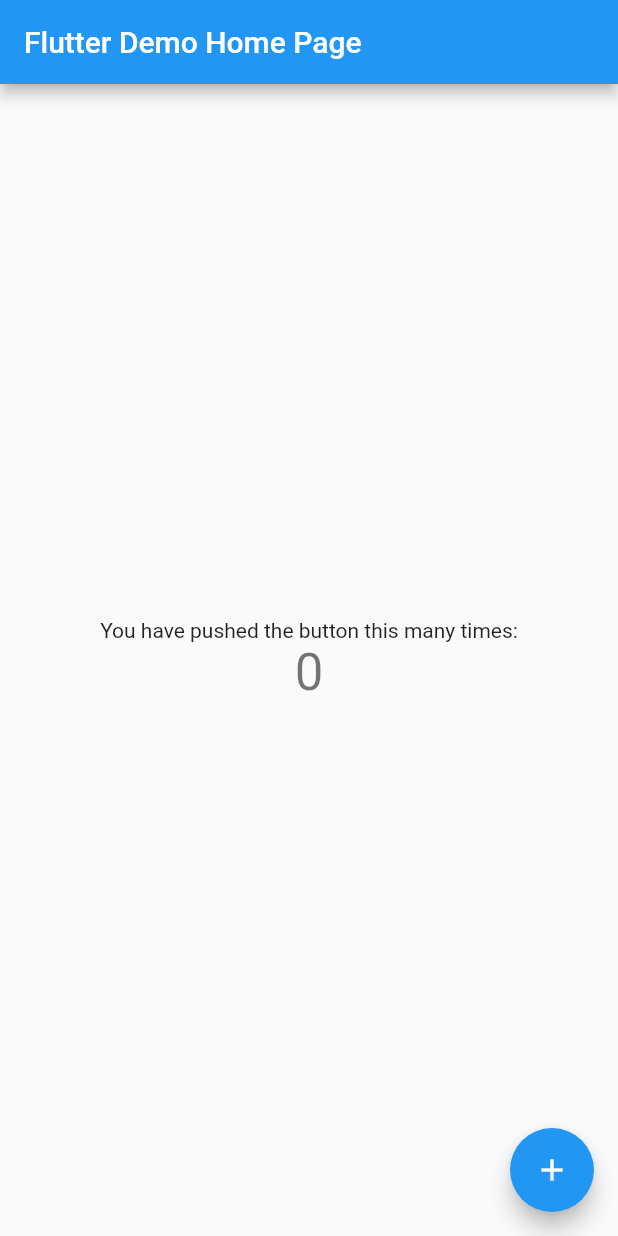
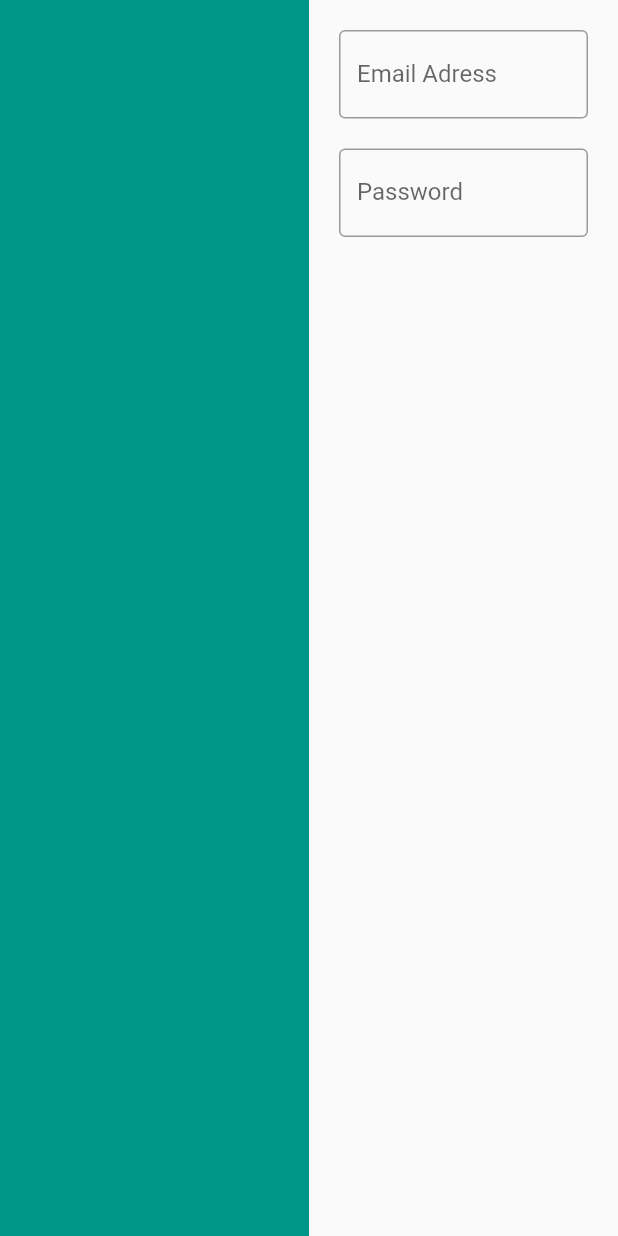
Before and after one commit to ashrafffathalla/Responsive, a Flutter app: the screen it shows after launch, on a phone screen of 412 x 824 dp. Run offline on Flutter 3.47's test engine with Material 2 defaults, Android fonts, the phone set to English and light mode, and no system bars.

Commit message:
commit and push

```diff
--- a/lib/main.dart
+++ b/lib/main.dart
@@ -1,4 +1,5 @@
 import 'package:flutter/material.dart';
+import 'package:responsive/screens/desktop.dart';
 
 void main() {
   runApp(const MyApp());
@@ -11,105 +12,12 @@ class MyApp extends StatelessWidget {
   @override
   Widget build(BuildContext context) {
     return MaterialApp(
+      debugShowCheckedModeBanner: false,
       title: 'Flutter Demo',
       theme: ThemeData(
-        // This is the theme of your application.
-        //
-        // Try running your application with "flutter run". You'll see the
-        // application has a blue toolbar. Then, without quitting the app, try
-        // changing the primarySwatch below to Colors.green and then invoke
-        // "hot reload" (press "r" in the console where you ran "flutter run",
-        // or simply save your changes to "hot reload" in a Flutter IDE).
-        // Notice that the counter didn't reset back to zero; the application
-        // is not restarted.
-        primarySwatch: Colors.blue,
+        primarySwatch: Colors.teal,
       ),
-      home: const MyHomePage(title: 'Flutter Demo Home Page'),
+      home: const DesktopScreen(),
     );
   }
 }
-
-class MyHomePage extends StatefulWidget {
-  const MyHomePage({Key? key, required this.title}) : super(key: key);
-
-  // This widget is the home page of your application. It is stateful, meaning
-  // that it has a State object (defined below) that contains fields that affect
-  // how it looks.
-
-  // This class is the configuration for the state. It holds the values (in this
-  // case the title) provided by the parent (in this case the App widget) and
-  // used by the build method of the State. Fields in a Widget subclass are
-  // always marked "final".
-
-  final String title;
-
-  @override
-  State<MyHomePage> createState() => _MyHomePageState();
-}
-
-class _MyHomePageState extends State<MyHomePage> {
-  int _counter = 0;
-
-  void _incrementCounter() {
-    setState(() {
-      // This call to setState tells the Flutter framework that something has
-      // changed in this State, which causes it to rerun the build method below
-      // so that the display can reflect the updated values. If we changed
-      // _counter without calling setState(), then the build method would not be
-      // called again, and so nothing would appear to happen.
-      _counter++;
-    });
-  }
-
-  @override
-  Widget build(BuildContext context) {
-    // This method is rerun every time setState is called, for instance as done
-    // by the _incrementCounter method above.
-    //
-    // The Flutter framework has been optimized to make rerunning build methods
-    // fast, so that you can just rebuild anything that needs updating rather
-    // than having to individually change instances of widgets.
-    return Scaffold(
-      appBar: AppBar(
-        // Here we take the value from the MyHomePage object that was created by
-        // the App.build method, and use it to set our appbar title.
-        title: Text(widget.title),
-      ),
-      body: Center(
-        // Center is a layout widget. It takes a single child and positions it
-        // in the middle of the parent.
-        child: Column(
-          // Column is also a layout widget. It takes a list of children and
-          // arranges them vertically. By default, it sizes itself to fit its
-          // children horizontally, and tries to be as tall as its parent.
-          //
-          // Invoke "debug painting" (press "p" in the console, choose the
-          // "Toggle Debug Paint" action from the Flutter Inspector in Android
-          // Studio, or the "Toggle Debug Paint" command in Visual Studio Code)
-          // to see the wireframe for each widget.
-          //
-          // Column has various properties to control how it sizes itself and
-          // how it positions its children. Here we use mainAxisAlignment to
-          // center the children vertically; the main axis here is the vertical
-          // axis because Columns are vertical (the cross axis would be
-          // horizontal).
-          mainAxisAlignment: MainAxisAlignment.center,
-          children: <Widget>[
-            const Text(
-              'You have pushed the button this many times:',
-            ),
-            Text(
-              '$_counter',
-              style: Theme.of(context).textTheme.headline4,
-            ),
-          ],
-        ),
-      ),
-      floatingActionButton: FloatingActionButton(
-        onPressed: _incrementCounter,
-        tooltip: 'Increment',
-        child: const Icon(Icons.add),
-      ), // This trailing comma makes auto-formatting nicer for build methods.
-    );
-  }
-}
--- /dev/null
+++ b/lib/screens/desktop.dart
@@ -0,0 +1,43 @@
+import 'package:flutter/material.dart';
+class DesktopScreen extends StatelessWidget {
+  const DesktopScreen({Key? key}) : super(key: key);
+  @override
+  Widget build(BuildContext context) {
+    return Scaffold(
+      body: Row(
+        children:
+        [
+          Expanded(
+            child: Container(
+              height: double.infinity,
+              color: Colors.teal,
+            ),
+          ),
+          Expanded(
+            child: Padding(
+              padding: const EdgeInsets.all(20.0),
+              child: Column(
+                children:
+                [
+                  TextFormField(
+                    decoration:const InputDecoration(
+                      border: OutlineInputBorder(),
+                      labelText: 'Email Adress',
+                    ),
+                  ),
+                  const SizedBox(height: 20.0),
+                  TextFormField(
+                    decoration:const InputDecoration(
+                      border: OutlineInputBorder(),
+                      labelText: 'Password',
+                    ),
+                  ),
+                ],
+              ),
+            ),
+          ),
+        ],
+      ),
+    );
+  }
+}
--- /dev/null
+++ b/lib/screens/mobile.dart
@@ -0,0 +1,12 @@
+import 'package:flutter/material.dart';
+class MobileScreen extends StatelessWidget {
+  const MobileScreen({Key? key}) : super(key: key);
+  @override
+  Widget build(BuildContext context) {
+    return Scaffold(
+      appBar: AppBar(
+        title:const Text('Login'),
+      ),
+    );
+  }
+}
```
